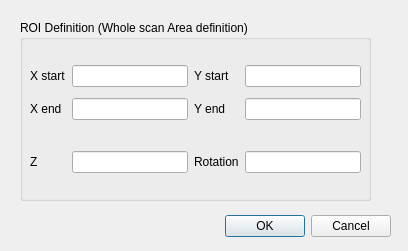
Before: the Qt Designer form ui/mapRIOSettings.ui in SESAME-Synchrotron/XAFSScanTool, drawn with Qt 5.
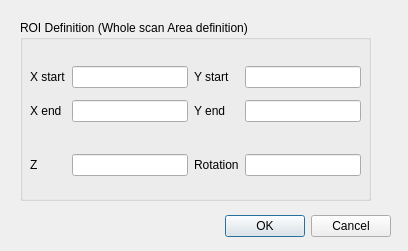
After: the same form once the commit is applied.

What changed in the file:
```diff
--- a/ui/mapRIOSettings.ui
+++ b/ui/mapRIOSettings.ui
@@ -41,13 +41,13 @@
    <property name="title">
     <string>ROI Definition (Whole scan Area definition)</string>
    </property>
-   <widget class="QWidget" name="">
+   <widget class="QWidget" name="layoutWidget">
     <property name="geometry">
      <rect>
       <x>10</x>
       <y>20</y>
       <width>331</width>
-      <height>141</height>
+      <height>145</height>
      </rect>
     </property>
     <layout class="QGridLayout" name="gridLayout">
```
Left out of the diff: 2 changed lines with no effect on the pictures.
